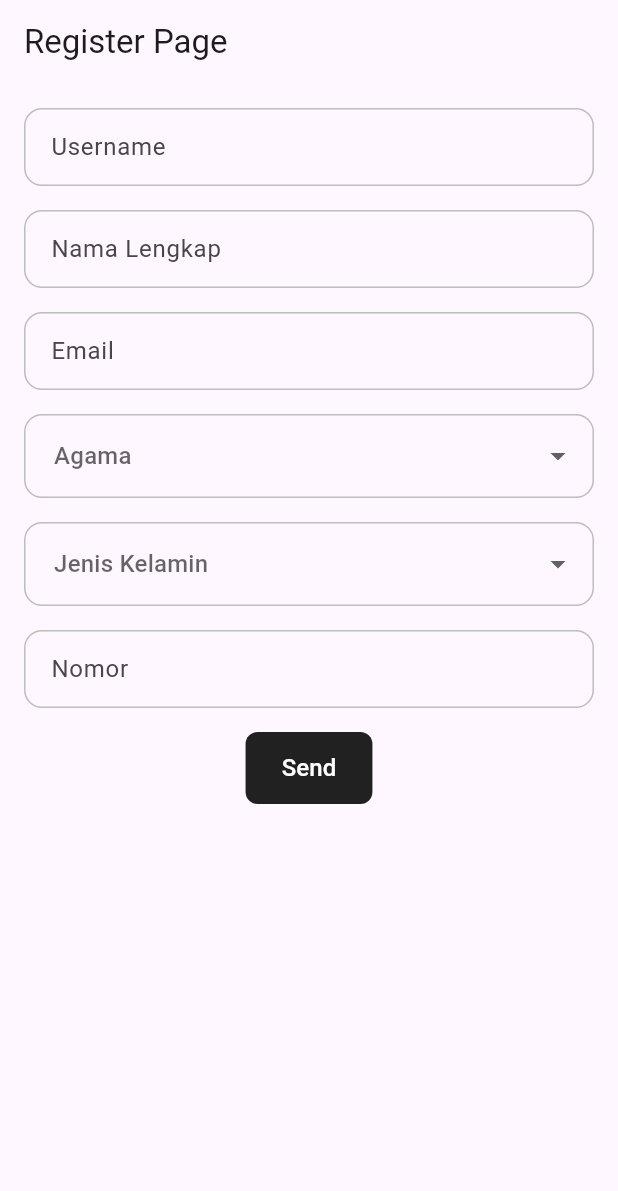
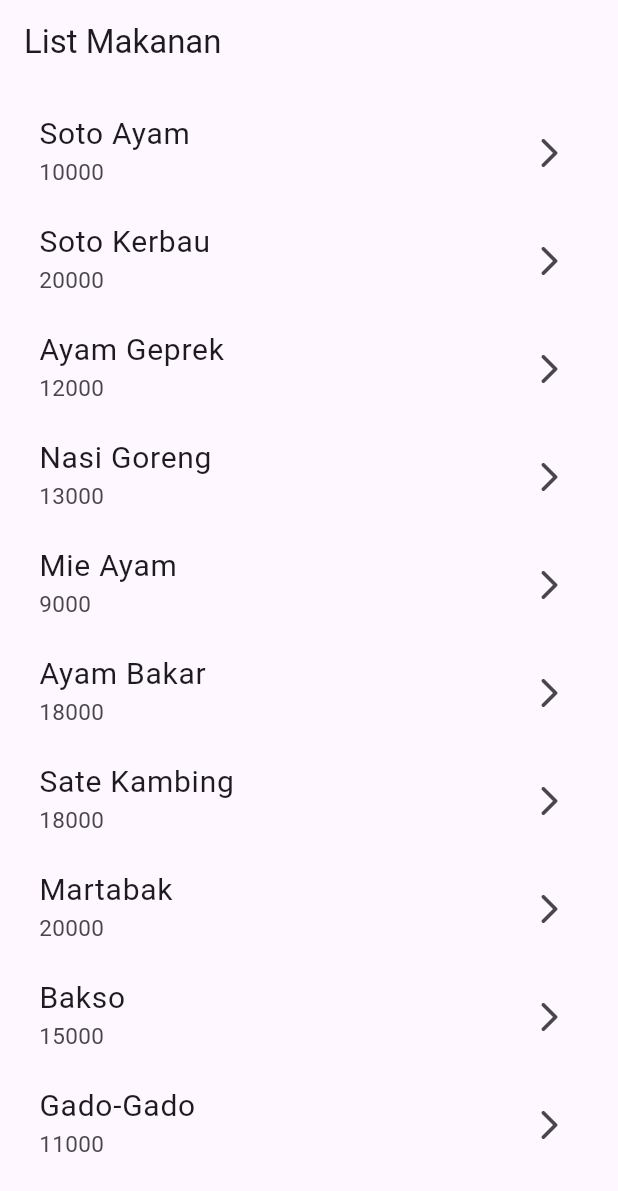
Before and after one commit to armadaniDev/first_flutter1, a Flutter app: the screen it shows after launch, on a phone screen of 412 x 824 dp. Shown: the top 1191 px of the screen. Run offline on Flutter 3.47's test engine with Material 3 defaults, Android fonts, the phone set to English and light mode, and no system bars; our stand-ins replace get.

Commit message:
Add ListView

```diff
--- /dev/null
+++ b/lib/controller/detail_makanan_controller.dart
@@ -0,0 +1,12 @@
+import 'package:first_flutter1/models/makanan_model.dart';
+import 'package:get/get.dart';
+
+class DetailMakananController extends GetxController {
+  late MakananModel makanan;
+
+  @override
+  void onInit() {
+    super.onInit();
+    makanan = Get.arguments as MakananModel;
+  }
+}
--- /dev/null
+++ b/lib/controller/list_makanan_controller.dart
@@ -0,0 +1,100 @@
+import 'package:first_flutter1/models/makanan_model.dart';
+import 'package:get/get.dart';
+
+class ListMakananController extends GetxController {
+  //data makanan berupa list, hardcoded
+  List<MakananModel> dataMakanan = [
+    MakananModel(
+      namaMakanan: "Soto Ayam",
+      harga: "10000",
+      rasa: "Gurih",
+      deskripsi: "Soto berkuah kuning dengan suwiran ayam, soun, tauge, dan telur rebus, disajikan dengan taburan bawang goreng.",
+      rating: "4.3",
+      review: "Kuahnya hangat dan segar, porsinya pas untuk sarapan.",
+      gambar: "https://encrypted-tbn0.gstatic.com/images?q=tbn:ANd9GcTtuJ1zHRfxsWE1F3CoThht78ZTV3LJtVd9NRqh7PqqBQ&s=10",
+    ),
+    MakananModel(
+      namaMakanan: "Soto Kerbau",
+      harga: "20000",
+      rasa: "Gurih, Manis, Pedas",
+      deskripsi: "Soto khas dengan daging kerbau empuk dan kuah kaldu pekat yang kaya rempah.",
+      rating: "4.5",
+      review:
+          "Dagingnya empuk dan bumbunya meresap, cocok untuk pecinta pedas.",
+      gambar: "https://encrypted-tbn0.gstatic.com/images?q=tbn:ANd9GcSLhn8dHEop3YalC6s1vTKpj3gL-s8mYhlHAHVhu6Mrkw&s=10",
+    ),
+    MakananModel(
+      namaMakanan: "Ayam Geprek",
+      harga: "12000",
+      rasa: "Pedas, Gurih",
+      deskripsi: "Ayam goreng tepung krispi yang digeprek bersama sambal bawang pedas, disajikan dengan nasi hangat.",
+      rating: "4.4",
+      review:
+          "Krispi di luar, sambalnya mantap dan level pedasnya bisa diatur.",
+      gambar: "https://encrypted-tbn0.gstatic.com/images?q=tbn:ANd9GcTG2dgQQl_mZ0rwteaVKChb8dHUdtbZjnDhS5QW1MwQJQ&s=10",
+    ),
+    MakananModel(
+      namaMakanan: "Nasi Goreng",
+      harga: "13000",
+      rasa: "Gurih, Manis",
+      deskripsi: "Nasi goreng dengan bumbu kecap, telur, dan ayam, dilengkapi kerupuk dan acar.",
+      rating: "4.2",
+      review: "Aroma wangi dan bumbunya seimbang, porsinya mengenyangkan.",
+      gambar: "https://encrypted-tbn0.gstatic.com/images?q=tbn:ANd9GcSNjS3TcRXmtkqWWwxdCkrsLw-YPh-u4io8UG1NkcJgyA&s=10",
+    ),
+    MakananModel(
+      namaMakanan: "Mie Ayam",
+      harga: "9000",
+      rasa: "Gurih, Manis",
+      deskripsi: "Mie kenyal dengan topping ayam kecap dan sawi, disajikan dengan kuah kaldu terpisah.",
+      rating: "4.1",
+      review: "Harganya murah dan mienya kenyal, cocok untuk makan siang.",
+      gambar: "https://encrypted-tbn0.gstatic.com/images?q=tbn:ANd9GcQSihr4g08AJTj1Pq5zKhZBmB5KWcvDI5um2og-9O0ErA&s",
+    ),
+    MakananModel(
+      namaMakanan: "Ayam Bakar",
+      harga: "18000",
+      rasa: "Manis, Gurih",
+      deskripsi: "Ayam dibakar dengan bumbu kecap dan rempah, disajikan dengan lalapan dan sambal.",
+      rating: "4.4",
+      review: "Bumbunya meresap sampai ke dalam dan aroma bakarnya khas.",
+      gambar: "https://encrypted-tbn0.gstatic.com/images?q=tbn:ANd9GcRhA_OgMFS5CCUkFJtf822dypeDjhXEDCHBAWjIcDz69g&s=10",
+    ),
+    MakananModel(
+      namaMakanan: "Sate Kambing",
+      harga: "18000",
+      rasa: "Gurih, Manis",
+      deskripsi: "Sate daging kambing muda dibakar dengan bumbu kecap, disajikan dengan irisan bawang dan tomat.",
+      rating: "4.6",
+      review: "Dagingnya empuk dan tidak bau prengus, bumbunya pas.",
+      gambar: "https://encrypted-tbn0.gstatic.com/images?q=tbn:ANd9GcR1dtVSF1iAYDWAaE-GqCdFQGRllA6teHyH9Zp3TRdbUg&s=10",
+    ),
+    MakananModel(
+      namaMakanan: "Martabak",
+      harga: "20000",
+      rasa: "Gurih, Manis",
+      deskripsi: "Martabak dengan isian telur dan daging cincang yang digoreng hingga garing, disajikan dengan acar.",
+      rating: "4.5",
+      review: "Kulitnya tipis dan renyah, isiannya melimpah.",
+      gambar: "https://encrypted-tbn0.gstatic.com/images?q=tbn:ANd9GcT80caORr_RKOiGeO8DJIfaNQtI9NeEQ1IdYvW5HiXNDg&s=10",
+    ),
+    MakananModel(
+      namaMakanan: "Bakso",
+      harga: "15000",
+      rasa: "Gurih, Segar",
+      deskripsi: "Bakso daging sapi dengan mie, tahu, dan bihun dalam kuah kaldu bening yang gurih.",
+      rating: "4.4",
+      review: "Baksonya kenyal dan kuahnya segar, enak saat cuaca dingin.",
+      gambar: "https://encrypted-tbn0.gstatic.com/images?q=tbn:ANd9GcS0Nwy9f3_BASZPv_VphngKEFDzrb4GYj1I3IMTMrU4fg&s=10",
+    ),
+    MakananModel(
+      namaMakanan: "Gado-Gado",
+      harga: "11000",
+      rasa: "Gurih, Manis, Pedas",
+      deskripsi: "Sayuran rebus, tahu, tempe, dan lontong disiram saus kacang kental, dilengkapi kerupuk.",
+      rating: "4.2",
+      review: "Sausnya kental dan sayurannya segar, pilihan sehat dan murah.",
+      gambar: "https://encrypted-tbn0.gstatic.com/images?q=tbn:ANd9GcSMCR5FKg9z82i3HbnnsTeugZhrfELVYgP7g9SUP7CUAw&s=10",
+    ),
+  ];
+}
--- a/lib/main.dart
+++ b/lib/main.dart
@@ -16,7 +16,7 @@ class MyApp extends StatelessWidget {
   Widget build(BuildContext context) {
     return GetMaterialApp(
       title: "Belajar Flutter GetX",
-      initialRoute: Routes.registration,
+      initialRoute: Routes.list_makanan,
       getPages: Routes.myPages,
     );
   }
--- /dev/null
+++ b/lib/models/makanan_model.dart
@@ -0,0 +1,20 @@
+class MakananModel {
+  //data makanan
+  String namaMakanan;
+  String harga;
+  String rasa;
+  String deskripsi;
+  String rating;
+  String review;
+  String gambar;
+
+  MakananModel({
+    required this.namaMakanan,
+    required this.harga,
+    required this.rasa,
+    required this.deskripsi,
+    required this.rating,
+    required this.review,
+    required this.gambar,
+  });
+}
--- a/lib/routes.dart
+++ b/lib/routes.dart
@@ -1,15 +1,18 @@
 import 'package:first_flutter1/src/confirm_registration_page.dart';
+import 'package:first_flutter1/src/list_makanan_page.dart';
 import 'package:first_flutter1/src/registration_page.dart';
 import 'package:get/get_navigation/src/routes/get_route.dart';
 
 class Routes {
   static const String registration = "/registration";
   static const String confirm_registration = "/confirm_registration";
+  static const String list_makanan = "/list_makanan";
   //dll
 
   //kita masukka ke myPages array
   static final myPages = [
     GetPage(name: registration, page: ()=> RegistrationPage()),
     GetPage(name: confirm_registration, page: ()=> ConfirmRegistrationPage()),
+    GetPage(name: list_makanan, page: ()=> ListMakananPage()),
   ];
 }
--- /dev/null
+++ b/lib/src/list_makanan_page.dart
@@ -0,0 +1,38 @@
+import 'package:first_flutter1/controller/list_makanan_controller.dart';
+import 'package:first_flutter1/src/detail_makanan_page.dart';
+import 'package:flutter/material.dart';
+import 'package:get/get.dart';
+
+class ListMakananPage extends StatelessWidget {
+  ListMakananPage({super.key});
+
+  final controller = Get.put(ListMakananController());
+
+  @override
+  Widget build(BuildContext context) {
+    return Scaffold(
+      appBar: AppBar(title: Text("List Makanan")),
+      body: Container(
+        margin: EdgeInsets.all(10),
+        child: ListView.builder(
+          itemCount: controller.dataMakanan.length,
+          itemBuilder: (context, index) {
+            final makanan = controller.dataMakanan[index];
+            return InkWell(
+              onTap: (){
+                //klik pindah ke ke detail list page
+                //mengirim data menggunakan argumets get.to
+                Get.to(() => DetailMakananPage(), arguments: makanan);
+              },
+              child: ListTile(
+                title: Text(makanan.namaMakanan, style: TextStyle(fontSize: 20)),
+                subtitle: Text(makanan.harga, style: TextStyle(fontSize: 15)),
+                trailing: Icon(Icons.arrow_forward_ios_rounded),
+              ),
+            );
+          },
+        ),
+      ),
+    );
+  }
+}
```
Also changed, not shown: lib/components/custom_section_card.dart (added, +50 -0 lines), lib/src/detail_makanan_page.dart (added, +122 -0 lines).
